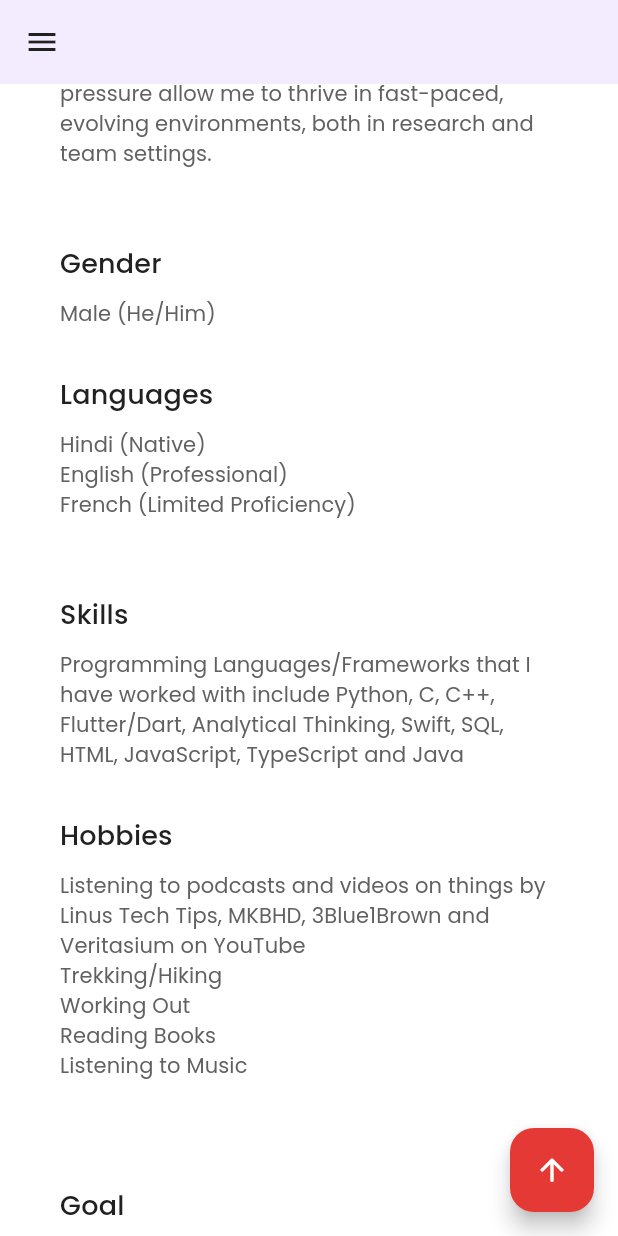
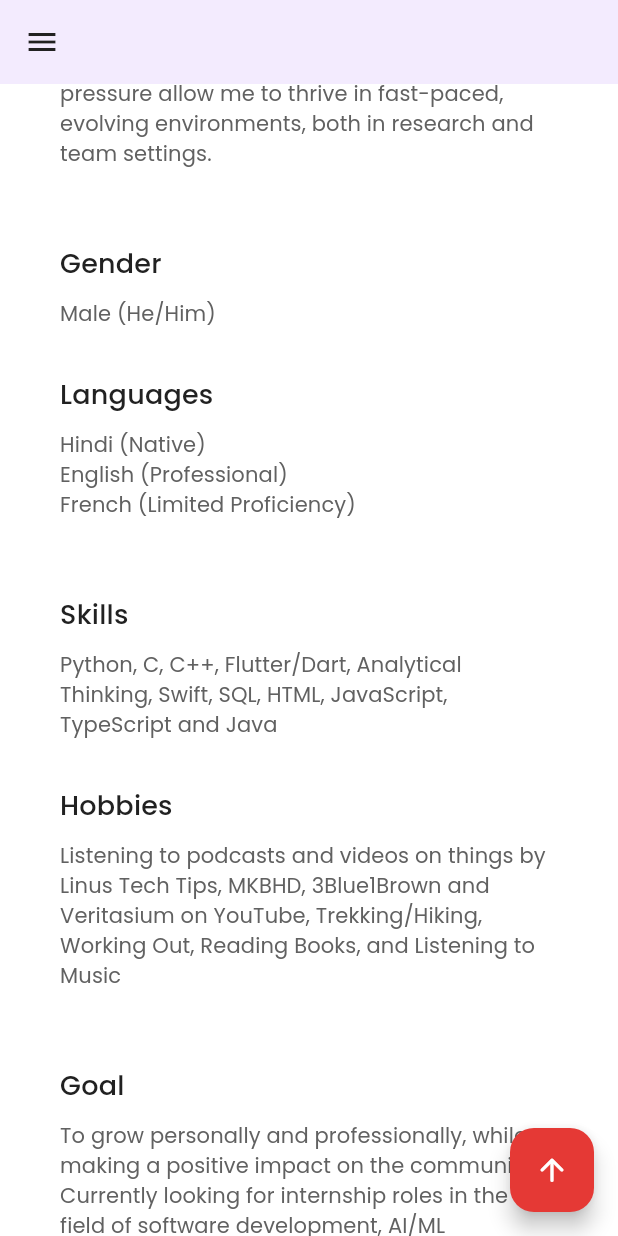
Before and after one commit to mxdhavgautam/portfolio-src, a Flutter app: the screen it shows after launch, scrolled down 1152 dp, on a phone screen of 412 x 824 dp. Run offline on Flutter 3.47's test engine with Material 3 defaults, Android fonts, the phone set to English and light mode, and no system bars; missing offline and left inert: seo.

Commit message:
minor refining

```diff
--- a/lib/statics/data_values.dart
+++ b/lib/statics/data_values.dart
@@ -48,7 +48,7 @@ class DataValues {
   static const String aboutMeGenderDescription = 'Male (He/Him)';
   static const String aboutMeSkillsTitle = 'Skills';
   static const String aboutMeSkillsDescription =
-      'Programming Languages/Frameworks that I have worked with include Python, C, C++, Flutter/Dart, Analytical Thinking, Swift, SQL, HTML, JavaScript, TypeScript and Java';
+      'Python, C, C++, Flutter/Dart, Analytical Thinking, Swift, SQL, HTML, JavaScript, TypeScript and Java';
   static const String aboutMeLocationTitle = 'Current Locations';
   static const String aboutMeLocationDescription =
       'Chennai, India\nDelhi, India';
@@ -64,12 +64,11 @@ class DataValues {
   static const String aboutMeDeveloperDescription =
       'With a strong focus on critical thinking, problem-solving, and analytical research, I embrace challenges as learning opportunities and consistently push myself to grow. Through ongoing self-improvement and hands-on experience, I aim to become proficient in and capable of making valuable contributions to cutting-edge projects.';
   static const String aboutMeHobbiesTitle = 'Hobbies';
-  static const String aboutMeHobbiesDescription = 'Listening to podcasts and videos on things by Linus Tech Tips, MKBHD, 3Blue1Brown and Veritasium on YouTube\n'
-      'Trekking/Hiking\n'
-      'Working Out\n'
-      'Reading Books\n'
-      'Listening to Music\n'
-      '\n';
+  static const String aboutMeHobbiesDescription = 'Listening to podcasts and videos on things by Linus Tech Tips, MKBHD, 3Blue1Brown and Veritasium on YouTube, '
+      'Trekking/Hiking, '
+      'Working Out, '
+      'Reading Books, and '
+      'Listening to Music\n';
   static const String aboutMeGoalTitle = 'Goal';
   static const String aboutMeGoalDescription =
       'To grow personally and professionally, while making a positive impact on the community. Currently looking for internship roles in the field of software development, AI/ML engineering, data science and data analysis.';
```
